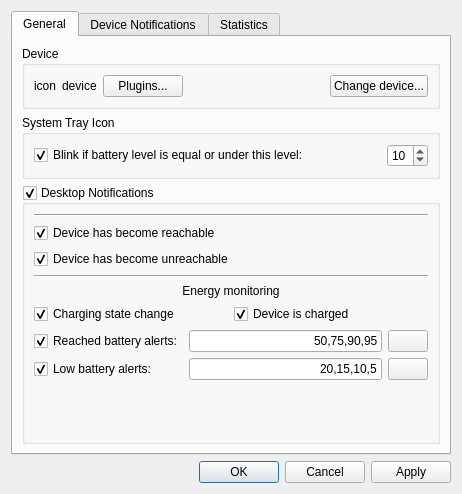
The window that dialogs/settings.ui (MaurizioB/KdeConnectTray) describes before a commit, drawn with Qt 5.
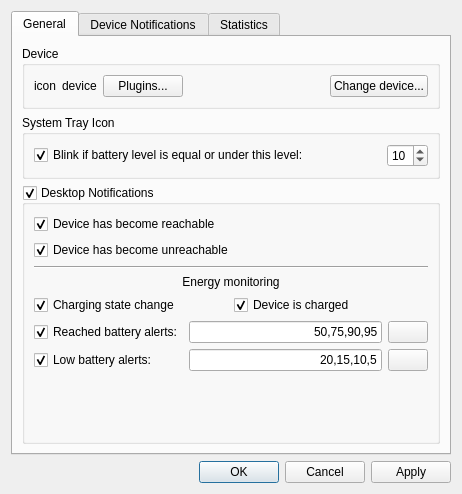
The same window after the commit.

Commit message: Further icon settings fixes

Diff of the .ui file:
```diff
--- a/dialogs/settings.ui
+++ b/dialogs/settings.ui
@@ -105,55 +105,7 @@
           <bool>true</bool>
          </property>
          <layout class="QGridLayout" name="gridLayout_9">
-          <item row="0" column="0">
-           <widget class="Line" name="line_3">
-            <property name="orientation">
-             <enum>Qt::Horizontal</enum>
-            </property>
-           </widget>
-          </item>
           <item row="3" column="0">
-           <widget class="Line" name="line_2">
-            <property name="orientation">
-             <enum>Qt::Horizontal</enum>
-            </property>
-           </widget>
-          </item>
-          <item row="2" column="0">
-           <widget class="QCheckBox" name="notifyUnreachableChk">
-            <property name="text">
-             <string>Device has become unreachable</string>
-            </property>
-            <property name="checked">
-             <bool>true</bool>
-            </property>
-           </widget>
-          </item>
-          <item row="5" column="0">
-           <layout class="QHBoxLayout" name="horizontalLayout_3">
-            <item>
-             <widget class="QCheckBox" name="notifyChargeChangedChk">
-              <property name="text">
-               <string>Charging state change</string>
-              </property>
-              <property name="checked">
-               <bool>true</bool>
-              </property>
-             </widget>
-            </item>
-            <item>
-             <widget class="QCheckBox" name="notifyChargedChk">
-              <property name="text">
-               <string>Device is charged</string>
-              </property>
-              <property name="checked">
-               <bool>true</bool>
-              </property>
-             </widget>
-            </item>
-           </layout>
-          </item>
-          <item row="4" column="0">
            <widget class="QLabel" name="label_2">
             <property name="sizePolicy">
              <sizepolicy hsizetype="Preferred" vsizetype="Maximum">
@@ -169,7 +121,7 @@
             </property>
            </widget>
           </item>
-          <item row="1" column="0">
+          <item row="0" column="0">
            <widget class="QCheckBox" name="notifyReachableChk">
             <property name="text">
              <string>Device has become reachable</string>
@@ -179,20 +131,7 @@
             </property>
            </widget>
           </item>
-          <item row="9" column="0">
-           <spacer name="verticalSpacer">
-            <property name="orientation">
-             <enum>Qt::Vertical</enum>
-            </property>
-            <property name="sizeHint" stdset="0">
-             <size>
-              <width>20</width>
-              <height>40</height>
-             </size>
-            </property>
-           </spacer>
-          </item>
-          <item row="6" column="0">
+          <item row="5" column="0">
            <layout class="QGridLayout" name="gridLayout_10">
             <item row="0" column="0">
              <widget class="QCheckBox" name="notifyBatteryChargeAlertChk">
@@ -298,6 +237,60 @@
             </item>
            </layout>
           </item>
+          <item row="8" column="0">
+           <spacer name="verticalSpacer">
+            <property name="orientation">
+             <enum>Qt::Vertical</enum>
+            </property>
+            <property name="sizeHint" stdset="0">
+             <size>
+              <width>20</width>
+              <height>40</height>
+             </size>
+            </property>
+           </spacer>
+          </item>
+          <item row="4" column="0">
+           <layout class="QHBoxLayout" name="horizontalLayout_3">
+            <item>
+             <widget class="QCheckBox" name="notifyChargeChangedChk">
+              <property name="text">
+               <string>Charging state change</string>
+              </property>
+              <property name="checked">
+               <bool>true</bool>
+              </property>
+             </widget>
+            </item>
+            <item>
+             <widget class="QCheckBox" name="notifyChargedChk">
+              <property name="text">
+               <string>Device is charged</string>
+              </property>
+              <property name="checked">
+               <bool>true</bool>
+              </property>
+             </widget>
+            </item>
+           </layout>
+          </item>
+          <item row="1" column="0">
+           <widget class="QCheckBox" name="notifyUnreachableChk">
+            <property name="text">
+             <string>Device has become unreachable</string>
+            </property>
+            <property name="checked">
+             <bool>true</bool>
+            </property>
+           </widget>
+          </item>
+          <item row="2" column="0">
+           <widget class="Line" name="line_2">
+            <property name="orientation">
+             <enum>Qt::Horizontal</enum>
+            </property>
+           </widget>
+          </item>
          </layout>
         </widget>
        </item>
```
Left out of the diff: 64 changed lines with no effect on the pictures. The commit also changes 1 other file.
